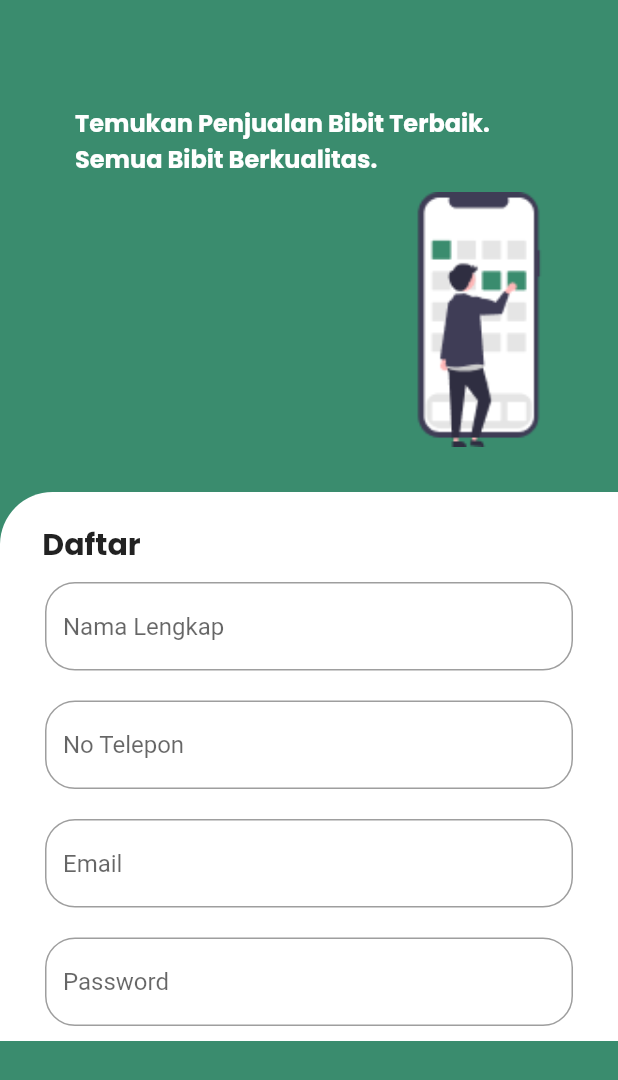
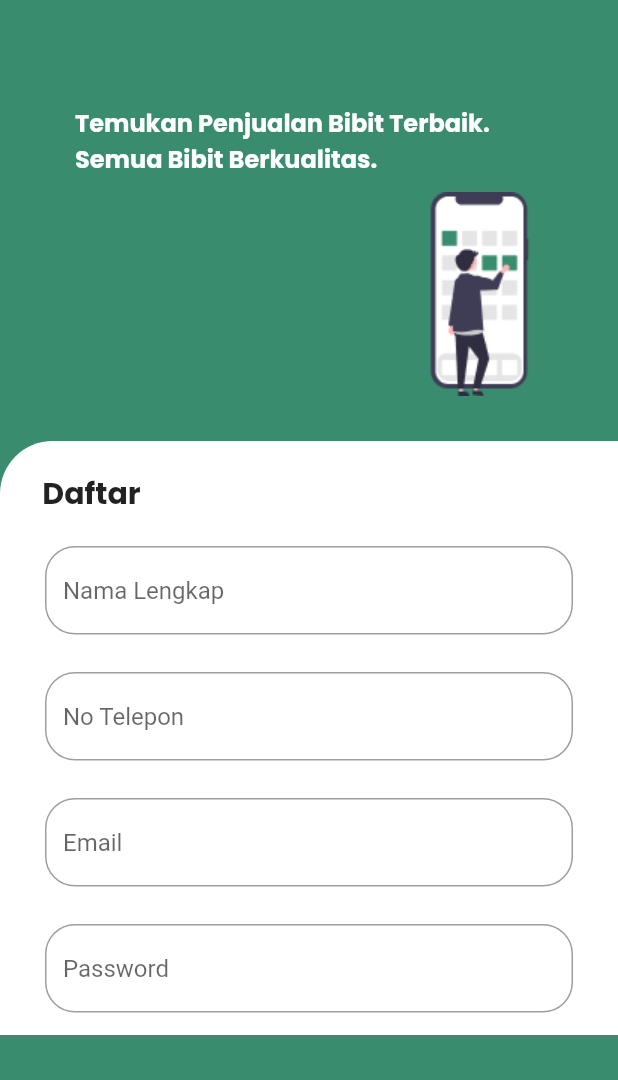
Before and after one commit to WildanMaulanaYahya/PBM-A6, a Flutter app: the screen it shows after launch, on a phone screen of 412 x 824 dp. Shown: the top 1080 px of the screen. Run offline on Flutter 3.47's test engine with Material 2 defaults, Android fonts, the phone set to English and light mode, and no system bars.

```diff
--- a/lib/signin.dart
+++ b/lib/signin.dart
@@ -31,7 +31,7 @@ class MyApp extends StatelessWidget {
                   padding: const EdgeInsets.fromLTRB(230, 10, 0, 30),
                   child: Image.asset(
                     'images/signup.png',
-                    scale: 0.8,
+                    scale: 1,
                   ),
                 ),
                 Container(
@@ -42,7 +42,7 @@ class MyApp extends StatelessWidget {
                   child: Column(
                     children: [
                       const Padding(
-                        padding: EdgeInsets.fromLTRB(10, 20, 300, 0),
+                        padding: EdgeInsets.fromLTRB(10, 20, 300, 10),
                         child: Text(
                           "Daftar",
                           style: TextStyle(
@@ -53,8 +53,7 @@ class MyApp extends StatelessWidget {
                         ),
                       ),
                       Padding(
-                        padding: const EdgeInsets.symmetric(
-                            horizontal: 30, vertical: 10),
+                        padding: EdgeInsets.fromLTRB(30, 10, 30, 15),
                         child: TextField(
                           decoration: InputDecoration(
                             border: OutlineInputBorder(
@@ -65,8 +64,7 @@ class MyApp extends StatelessWidget {
                         ),
                       ),
                       Padding(
-                        padding: const EdgeInsets.symmetric(
-                            horizontal: 30, vertical: 10),
+                        padding: EdgeInsets.fromLTRB(30, 10, 30, 15),
                         child: TextField(
                           decoration: InputDecoration(
                             border: OutlineInputBorder(
@@ -77,8 +75,7 @@ class MyApp extends StatelessWidget {
                         ),
                       ),
                       Padding(
-                        padding: const EdgeInsets.symmetric(
-                            horizontal: 30, vertical: 10),
+                        padding: EdgeInsets.fromLTRB(30, 10, 30, 15),
                         child: TextField(
                           decoration: InputDecoration(
                             border: OutlineInputBorder(
@@ -89,8 +86,7 @@ class MyApp extends StatelessWidget {
                         ),
                       ),
                       Padding(
-                        padding: const EdgeInsets.symmetric(
-                            horizontal: 30, vertical: 10),
+                        padding: EdgeInsets.fromLTRB(30, 10, 30, 15),
                         child: TextField(
                           decoration: InputDecoration(
                             border: OutlineInputBorder(
--- a/pubspec.yaml
+++ b/pubspec.yaml
@@ -74,7 +74,6 @@ flutter:
     - images/bijikopi.png
     - images/cartsukses.png
     - images/profil.png
-    - images/filter.png
 
   # An image asset can refer to one or more resolution-specific "variants", see
   # https://flutter.dev/assets-and-images/#resolution-aware.
```
Also changed, not shown: images/filter.png (deleted).
